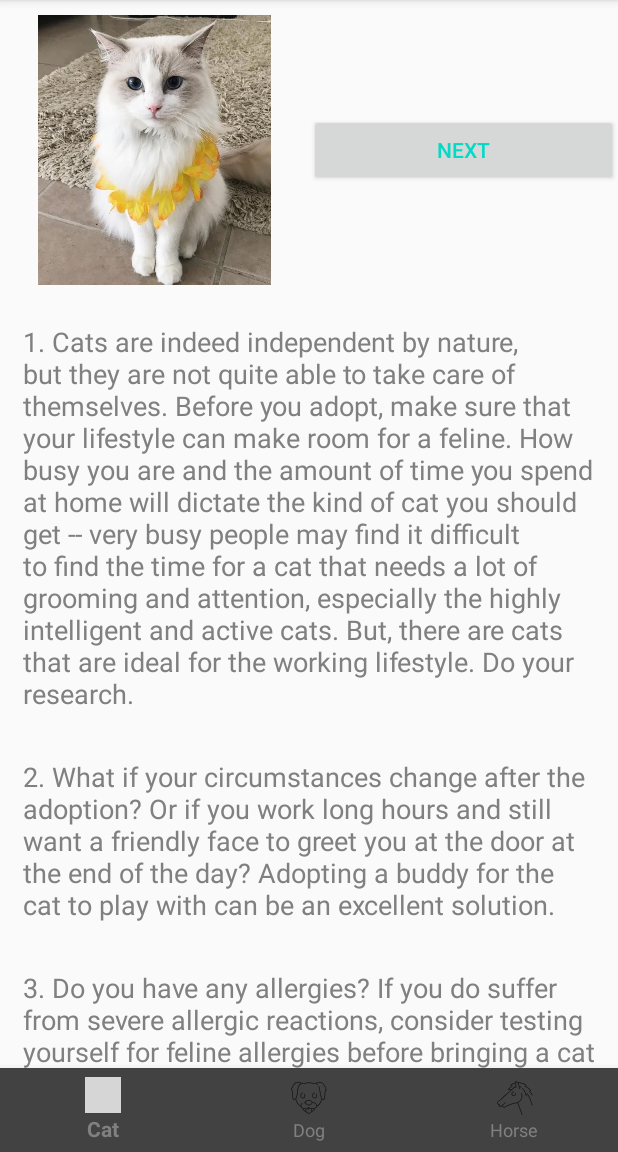
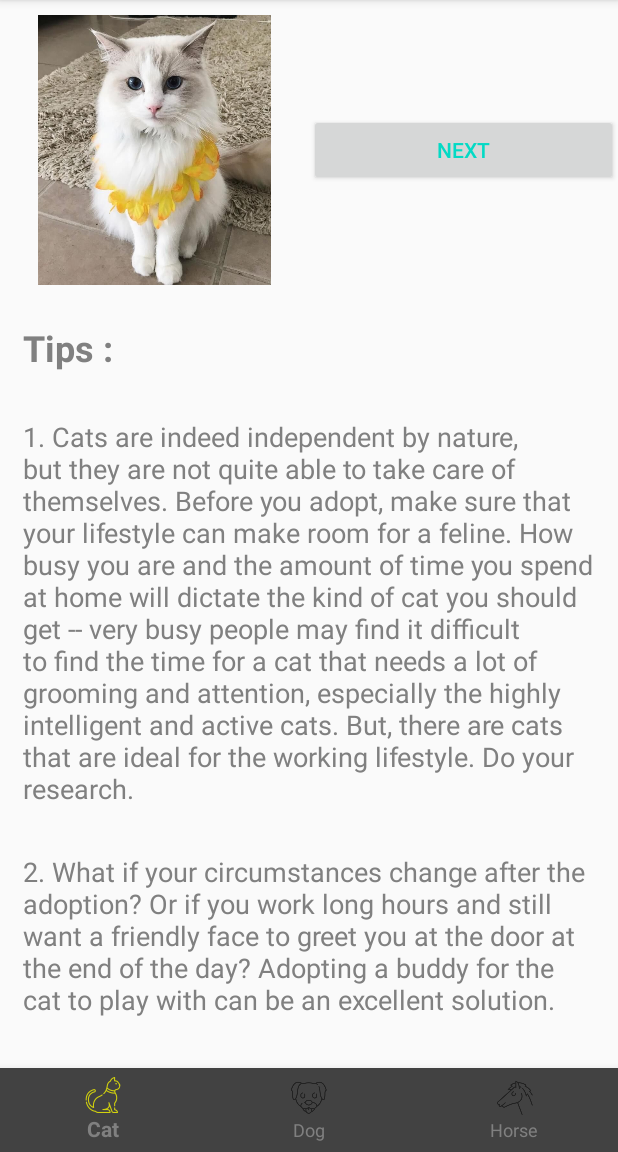
Before and after one commit to bara111/NavigationSample, an Android app: the screen it shows after launch (MainActivity), on a phone screen of 412 x 824 dp, the part 84-1236 px from its top. Run offline under Robolectric (Android 15) with nearby library versions, the phone set to English and light mode, and no system bars; our stand-ins replace data binding, navigation-ui; grey boxes are pictures that could not be loaded.

Commit message:
added tip

```diff
--- a/app/src/main/res/layout/fragment_cat.xml
+++ b/app/src/main/res/layout/fragment_cat.xml
@@ -40,7 +40,14 @@
                     android:text="@string/next"
                     android:textColor="@color/colorAccent" />
             </LinearLayout>
-
+            <TextView
+                android:textStyle="bold"
+                android:layout_width="wrap_content"
+                android:layout_height="wrap_content"
+                android:fontFamily="sans-serif"
+                android:padding="15dp"
+                android:text="@string/all_tips"
+                android:textSize="24sp" />
             <TextView
                 android:layout_width="wrap_content"
                 android:layout_height="wrap_content"
--- a/app/src/main/res/values/strings.xml
+++ b/app/src/main/res/values/strings.xml
@@ -14,4 +14,5 @@
     <string name="horse_tip_one">1. Create a comfortable stall for your horse. Depending on how you will be using your horse (work or leisure), he could end up spending a good amount of time in his stall. It is very important that his stall is dry, safe, and comfortable. For example, his stall should be in an area of the barn that is well-ventilated</string>
     <string name="horse_tip_two">2. Provide your horse with outdoor shelter. When your horse is outside grazing, he should have a place to go where he can to protect himself from the elements. A sturdy, three-sided box stall can provide this kind of shelter. The box stall should have a waterproof roof and be positioned such that the back wall faces the wind</string>
     <string name="horse_tip_three">3. Remember that your horse was never meant to live in a stall. It is best to allow as much time in a pasture as possible, even overnight. Horses only sleep for about two hours, leaving 22 hours left in the day to socialize! Even if you use your horse more for leisure than work, it is essential that you give him time outside of his stall to graze and stroll around in a paddock or pasture. This outside time gives your horse a chance to exercise. In general, about one acre of pasture is needed per horse, but the more space, the better</string>
+    <string name="all_tips">Tips :</string>
 </resources>
```
Also changed, not shown: app/src/main/res/layout/fragment_dog.xml (+8 -2 lines), app/src/main/res/layout/fragment_horse.xml (+8 -0 lines), app/src/main/res/drawable-hdpi/ic_cat.png (added), app/src/main/res/drawable-mdpi/ic_cat.png (added), app/src/main/res/drawable-xhdpi/ic_cat.png (added), app/src/main/res/drawable-xxhdpi/ic_cat.png (added), app/src/main/res/drawable-xxxhdpi/ic_cat.png (added), app/src/main/res/drawable/cat_food_one.JPG (added), app/src/main/res/drawable/cat_food_three.JPG (added), app/src/main/res/drawable/cat_food_two.jpg (added), app/src/main/res/drawable/dog_food_one.jpg (added), app/src/main/res/drawable/dog_food_three.jpg (added), app/src/main/res/drawable/dog_food_two.jpg (added), app/src/main/res/drawable/horse_food_one.jpg (added), 2 more files.
